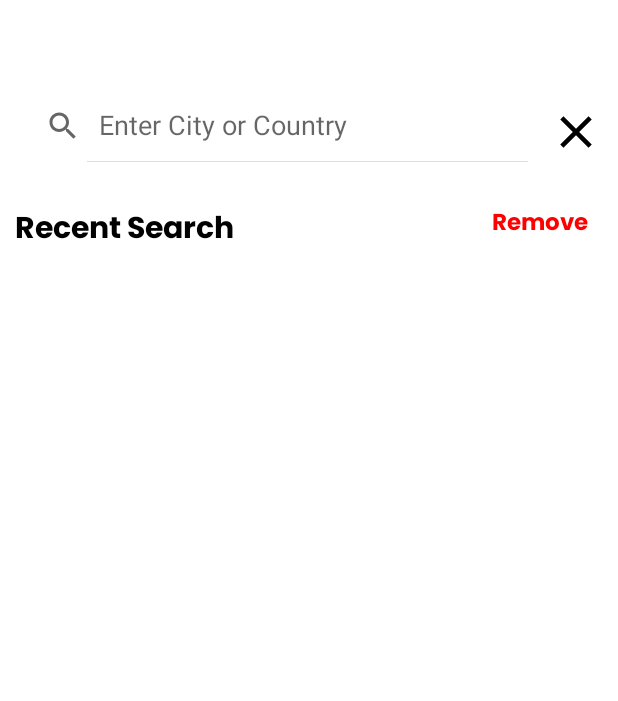
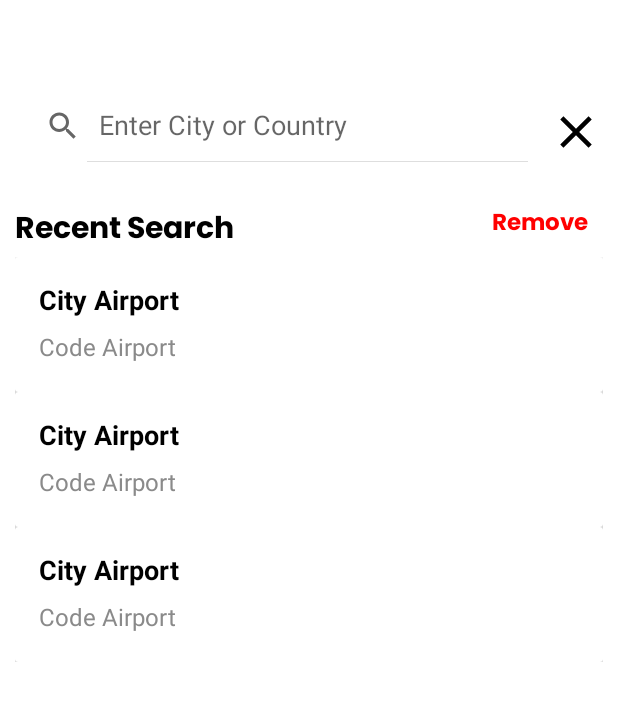
Before and after one commit to TerbangIn/AND-Tiketku, an Android app: the layout fragment_bottom_sheet_home_search_destination.xml on its own in the app's theme, with its tools: preview values and no code run, on a phone screen of 412 x 824 dp. Shown: the top 701 px of the screen. Run offline under Robolectric (Android 15) with nearby library versions, the phone set to English and light mode, and no system bars.

Commit message:
add show airport

```diff
--- a/app/src/main/java/com/ketarketir/tiketkuioflight/networking/ApiService.kt
+++ b/app/src/main/java/com/ketarketir/tiketkuioflight/networking/ApiService.kt
@@ -49,7 +49,7 @@ interface ApiService {
 
     //airport
     @GET("api/v1/airport/")
-    fun getListAllAirport(@Header("Authorization") bearerToken: String) : Call<DataAirport>
+    fun getListAllAirport(@Header("Authorization") bearerToken: String) : Call<List<DataAirport>>
 
     @GET("api/v1/airport/{id}")
     fun getDetailAirport(
--- a/app/src/main/java/com/ketarketir/tiketkuioflight/viewmodel/UserViewModel.kt
+++ b/app/src/main/java/com/ketarketir/tiketkuioflight/viewmodel/UserViewModel.kt
@@ -73,6 +73,7 @@ class UserViewModel @Inject constructor(val apiService: ApiService, val userMana
                 ) {
                     if (response.isSuccessful) {
                         val data = response.body()
+                        _token.postValue(data!!.data.token)
                         _loginUsers.postValue(data!!.data.users)
                     } else {
                         _token.postValue(null)
@@ -85,6 +86,7 @@ class UserViewModel @Inject constructor(val apiService: ApiService, val userMana
                 override fun onFailure(call: Call<DataResponseUserLogin>, t: Throwable) {
                     Log.e("Error:", "onFailure: ${t.message}")
                     _loginUsers.postValue(null)
+                    _token.postValue(null)
                 }
             })
     }
--- a/app/src/main/res/layout/fragment_bottom_sheet_home_search_destination.xml
+++ b/app/src/main/res/layout/fragment_bottom_sheet_home_search_destination.xml
@@ -62,6 +62,7 @@
         <androidx.recyclerview.widget.RecyclerView
             android:id="@+id/rv_recent_search"
             android:layout_width="match_parent"
+            tools:listitem="@layout/item_airport"
             android:layout_height="wrap_content"
             android:layout_below="@+id/tv_recent_search" />
 
--- /dev/null
+++ b/app/src/main/res/layout/item_airport.xml
@@ -0,0 +1,39 @@
+<?xml version="1.0" encoding="utf-8"?>
+<androidx.cardview.widget.CardView xmlns:android="http://schemas.android.com/apk/res/android"
+    android:layout_width="match_parent"
+    android:layout_height="90dp"
+    xmlns:app="http://schemas.android.com/apk/res-auto"
+    app:cardElevation="50dp"
+    android:padding="10dp"
+    >
+
+    <LinearLayout
+        xmlns:android="http://schemas.android.com/apk/res/android"
+        android:layout_width="match_parent"
+        android:layout_height="wrap_content"
+        android:orientation="vertical"
+        android:padding="16dp">
+
+        <TextView
+            android:id="@+id/textViewAirportCity"
+            android:layout_width="match_parent"
+            android:layout_height="wrap_content"
+            android:textSize="18sp"
+            android:text="City Airport"
+            android:textStyle="bold"
+            android:textColor="@android:color/black"
+            android:layout_marginBottom="8dp" />
+
+        <TextView
+            android:id="@+id/textViewAirportCode"
+            android:layout_width="match_parent"
+            android:layout_height="wrap_content"
+            android:text="Code Airport"
+            android:textSize="16sp"
+            android:textColor="@color/neutral03" />
+
+
+    </LinearLayout>
+
+
+</androidx.cardview.widget.CardView>
```
Also changed, not shown: app/src/main/java/com/ketarketir/tiketkuioflight/view/BottomSheetHomeSearchDestinationFragment.kt (+29 -7 lines), app/src/main/java/com/ketarketir/tiketkuioflight/view/adapter/AirportAdapter.kt (+20 -4 lines), app/src/main/java/com/ketarketir/tiketkuioflight/viewmodel/BottomSheetHomeSearchDestinationViewModel.kt (+30 -2 lines).
